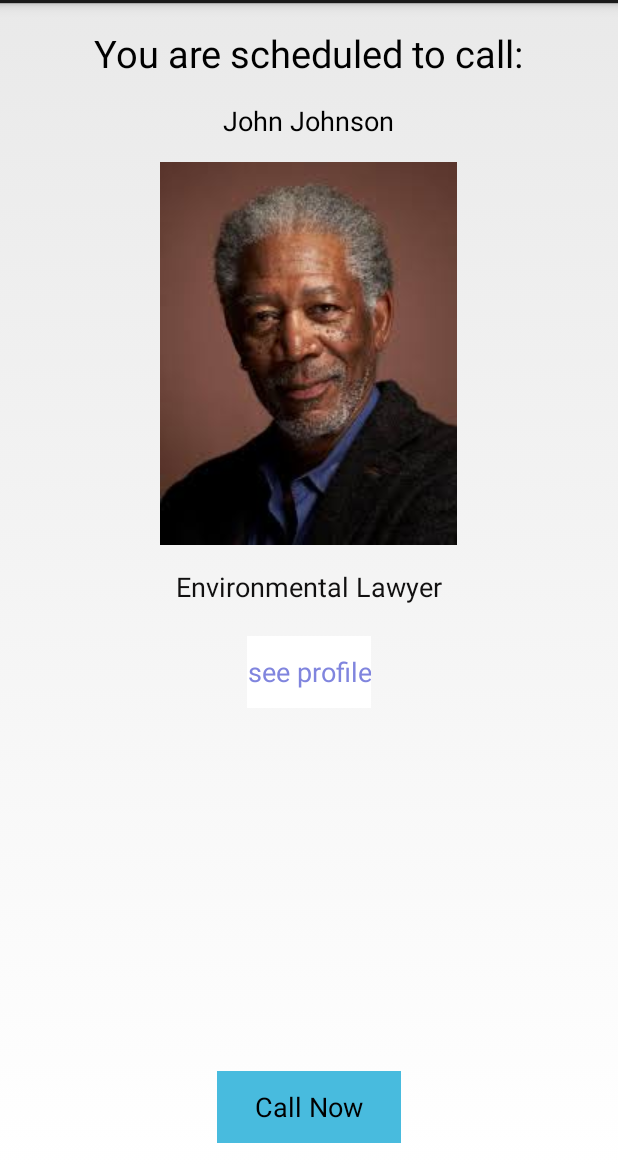
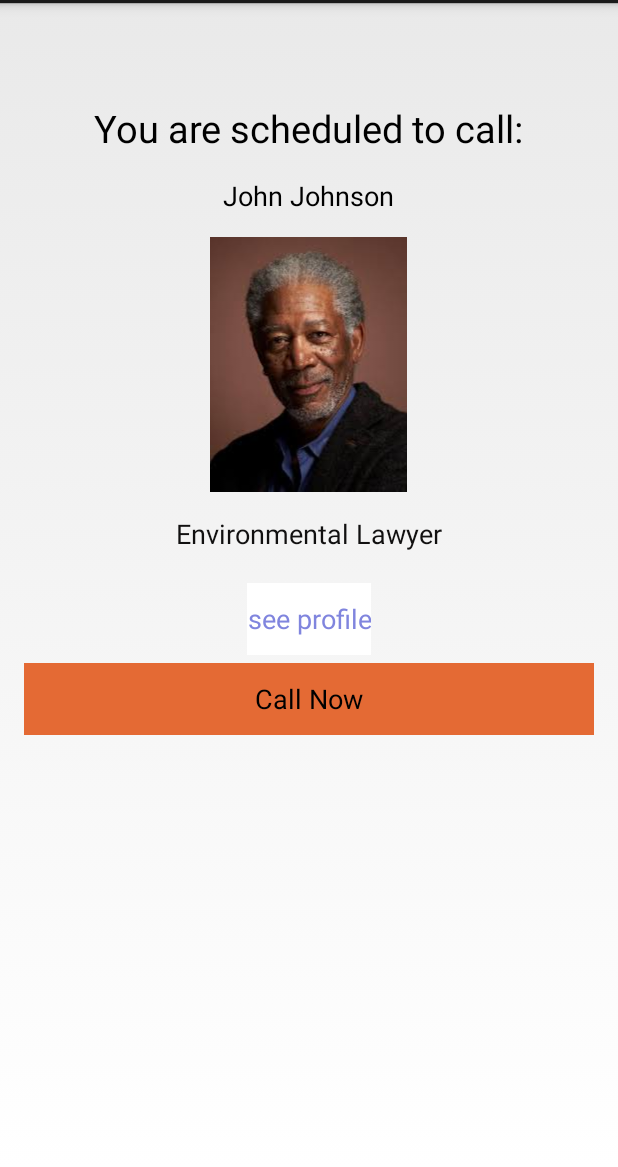
Before and after one commit to LeoSanada/Jobot_TO626, an Android app: the CallActivity screen opened directly, with no data from a screen before it, on a phone screen of 412 x 824 dp, the part 69-1236 px from its top. Run offline under Robolectric (Android 15) with nearby library versions, the phone set to English and light mode, and no system bars; our stand-ins replace Firebase (no records; nobody signed in at launch, a user with empty details on screens opened directly).

Commit message:
Started including menu everywhere

```diff
--- a/app/src/main/res/layout/activity_bio.xml
+++ b/app/src/main/res/layout/activity_bio.xml
@@ -48,6 +48,6 @@
             android:paddingEnd="35dp"
             android:paddingStart="35dp"
             android:padding="10dp"
-            android:background="#3eafd9" />
+            android:background="#FFE46A34" />
     </LinearLayout>
 </RelativeLayout>
--- a/app/src/main/res/layout/activity_call.xml
+++ b/app/src/main/res/layout/activity_call.xml
@@ -10,16 +10,16 @@
     android:paddingTop="@dimen/activity_vertical_margin"
     tools:context="com.example.ryo.jobot_to626.CallActivity">
 
-
-
     <LinearLayout
         android:orientation="vertical"
         android:layout_width="match_parent"
         android:layout_height="match_parent"
-        android:layout_centerVertical="true"
-        android:layout_alignParentRight="true"
-        android:layout_alignParentEnd="true"
         android:id="@+id/layoutone">
+
+        <android.support.v4.view.ViewPager
+            android:id="@+id/viewpagerTopmenu"
+            android:layout_height="50dp"
+            android:layout_width="match_parent" />
 
         <TextView
             android:layout_width="wrap_content"
@@ -41,7 +41,7 @@
 
         <ImageView
             android:layout_width="wrap_content"
-            android:layout_height="wrap_content"
+            android:layout_height="170dp"
             android:id="@+id/imageView"
             android:src="@drawable/johnjohnson"
             android:layout_gravity="center_horizontal"
@@ -69,19 +69,19 @@
             android:layout_margin="5dp"
             android:layout_marginTop="5dp" />
 
-    </LinearLayout>
-
         <Button
-        android:layout_width="wrap_content"
+            android:layout_width="match_parent"
             android:layout_height="wrap_content"
             android:text="Call Now"
             android:id="@+id/callbutton"
             android:layout_gravity="center_horizontal"
             android:layout_alignParentBottom="true"
             android:layout_centerHorizontal="true"
-        android:background="#48bbde"
+            android:background="#FFE46A34"
             android:paddingLeft="25dp"
             android:paddingRight="25dp"
-        android:paddingBottom="0dp"
-        android:layout_marginTop="55dp" />
+            />
+
+    </LinearLayout>
+
 </RelativeLayout>
```
Lines whose indentation alone changed are shown as unchanged.
